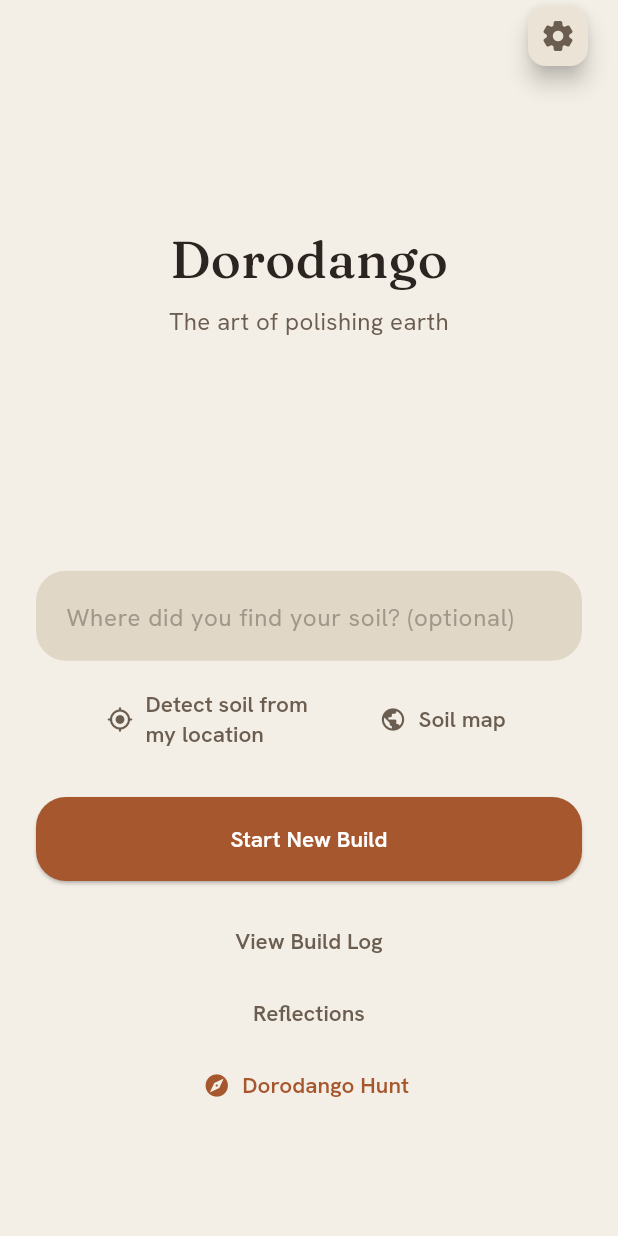
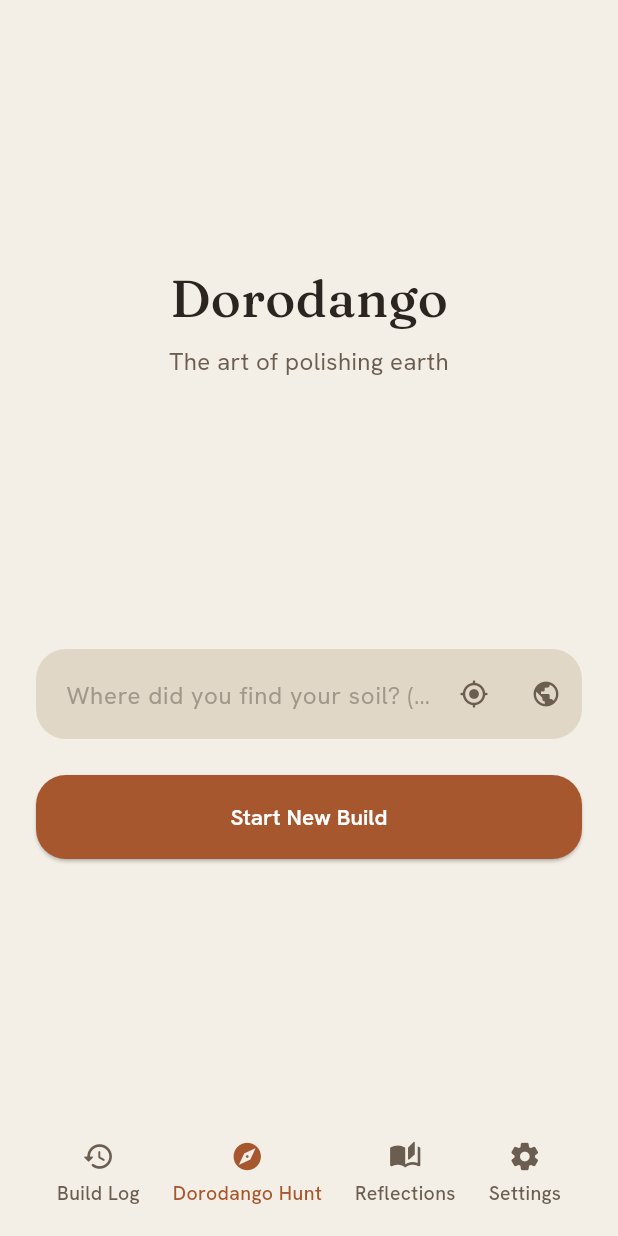
Before and after one commit to magsudhajiyev/dorodango, a Flutter app: the screen it shows once a user with an empty profile is signed in, on a phone screen of 412 x 824 dp. Run offline on Flutter 3.47's test engine with Material 3 defaults, Android fonts, the phone set to English and light mode, and no system bars; drawn by our look-alikes of flutter_animate; our stand-ins replace cloud_firestore, cloud_functions, confetti, firebase_auth, firebase_core, firebase_messaging and 11 more; accounts and stored records are empty; network calls fail.

Commit message:
Speed up location/soil flows, polish UX, declutter home screen
Performance:
- LocationService now returns the device's last known position
  instantly (plenty accurate for ~250 m soil data and map centering)
  and only requests a fresh GPS fix when asked, capped at 10 s with a
  last-known fallback so the UI never hangs on a slow fix. Claiming a
  hunt find is the one flow that requests a fresh high-accuracy fix.
- SoilGrids lookups get per-request 10 s timeouts (a slow endpoint no
  longer blocks the other's data), an in-memory cache keyed to a
  ~110 m grid, and in-flight deduplication, so repeat taps resolve
  instantly. Covered by a new cache/dedupe regression test.
- Planting is now optimistic: the celebration animation starts
  immediately while the location fetch and Firestore write complete
  behind it; failures swap the sheet to the error state.

Home screen redesign:
- Soil detection and the soil map collapse into suffix icons inside
  the soil source field; the detected soil shows as a compact pill
  chip (suitability dot + summary) that opens a bottom sheet with the
  full soil card and AI prediction.
- The stacked Build Log / Reflections / Hunt buttons and the settings
  FAB are replaced by a single footer row of four quick links.
- Subtle staggered entrance animations on the title, cards and footer.

https://claude.ai/code/session_01Cq4Judv8CyHeuJTL6yxrg8

```diff
--- a/lib/features/guided_build/screens/build_start_screen.dart
+++ b/lib/features/guided_build/screens/build_start_screen.dart
@@ -1,5 +1,6 @@
 import 'package:flutter/material.dart';
 import 'package:dorodango/l10n/app_localizations.dart';
+import 'package:flutter_animate/flutter_animate.dart';
 import 'package:flutter_riverpod/flutter_riverpod.dart';
 import 'package:go_router/go_router.dart';
 import '../../../core/theme/app_colors.dart';
@@ -8,6 +9,7 @@ import '../../../core/theme/app_typography.dart';
 import '../../../routing/route_names.dart';
 import '../../../core/constants/stage_content.dart';
 import '../../../data/models/build_model.dart';
+import '../../../data/models/soil_data.dart';
 import '../../build_log/providers/build_log_provider.dart';
 import '../providers/build_session_provider.dart';
 import '../providers/stage_timer_provider.dart';
@@ -43,8 +45,8 @@ class _BuildStartScreenState extends ConsumerState<BuildStartScreen> {
       body: SafeArea(
         child: Padding(
           padding: const EdgeInsets.symmetric(horizontal: AppSpacing.lg),
-          // Scrolls only when the content (e.g. soil card + AI prediction)
-          // outgrows the screen; otherwise the Spacers center it as before.
+          // Scrolls only when the content outgrows the screen; otherwise
+          // the Spacers center it as before.
           child: LayoutBuilder(
             builder: (context, constraints) => SingleChildScrollView(
               child: ConstrainedBox(
@@ -55,35 +57,56 @@ class _BuildStartScreenState extends ConsumerState<BuildStartScreen> {
                       const Spacer(flex: 2),
 
                       // Title
-              Text(l10n.appTitle, style: AppTypography.display),
+                      Text(l10n.appTitle, style: AppTypography.display)
+                          .animate()
+                          .fadeIn(duration: 450.ms)
+                          .moveY(begin: 10, end: 0, curve: Curves.easeOut),
                       const SizedBox(height: AppSpacing.xs),
                       Text(
                         l10n.appSubtitle,
-                style: AppTypography.body.copyWith(color: AppColors.inkSoft),
-              ),
+                        style: AppTypography.body
+                            .copyWith(color: AppColors.inkSoft),
+                      ).animate(delay: 100.ms).fadeIn(duration: 450.ms),
 
                       const Spacer(flex: 2),
 
                       // Continue Build card
-              if (inProgressBuild != null)
-                _ContinueBuildCard(buildModel: inProgressBuild),
+                      if (inProgressBuild != null) ...[
+                        _ContinueBuildCard(buildModel: inProgressBuild)
+                            .animate(delay: 150.ms)
+                            .fadeIn(duration: 350.ms),
+                        const SizedBox(height: AppSpacing.lg),
+                      ],
 
-              if (inProgressBuild != null)
-                const SizedBox(height: AppSpacing.lg),
-
-              // Soil source
+                      // Soil source, with detection and map tucked inside.
                       TextField(
                         controller: _soilController,
                         decoration: InputDecoration(
                           hintText: l10n.soilSourceHint,
+                          suffixIcon: Row(
+                            mainAxisSize: MainAxisSize.min,
+                            children: [
+                              IconButton(
+                                tooltip: l10n.detectSoil,
+                                icon: const Icon(Icons.my_location_rounded,
+                                    size: 20, color: AppColors.inkSoft),
+                                onPressed: _detectSoil,
+                              ),
+                              IconButton(
+                                tooltip: l10n.soilMap,
+                                icon: const Icon(Icons.public_rounded,
+                                    size: 20, color: AppColors.inkSoft),
+                                onPressed: () =>
+                                    context.pushNamed(RouteNames.soilMap),
+                              ),
+                            ],
+                          ),
                         ),
                         textCapitalization: TextCapitalization.sentences,
                       ),
 
-              const SizedBox(height: AppSpacing.sm),
-
-              // Soil type from location
-              _SoilDetectSection(onDetect: _detectSoil),
+                      // Compact soil result (chip), details in a sheet.
+                      const _SoilStatusLine(),
 
                       const SizedBox(height: AppSpacing.lg),
 
@@ -106,40 +129,39 @@ class _BuildStartScreenState extends ConsumerState<BuildStartScreen> {
                         ),
                       ),
 
-              const SizedBox(height: AppSpacing.md),
+                      const Spacer(flex: 2),
 
-              // Build log
-              TextButton(
-                onPressed: () => context.goNamed(RouteNames.buildLog),
-                child: Text(
-                  l10n.viewBuildLog,
-                  style:
-                      AppTypography.label.copyWith(color: AppColors.inkSoft),
+                      // Footer navigation
+                      Row(
+                        mainAxisAlignment: MainAxisAlignment.spaceEvenly,
+                        children: [
+                          _QuickLink(
+                            icon: Icons.history_rounded,
+                            label: l10n.buildLog,
+                            onTap: () =>
+                                context.goNamed(RouteNames.buildLog),
                           ),
+                          _QuickLink(
+                            icon: Icons.explore_rounded,
+                            label: l10n.hunt,
+                            color: AppColors.clay,
+                            onTap: () => context.pushNamed(RouteNames.hunt),
                           ),
-
-              // Reflections library
-              TextButton(
-                onPressed: () => context.goNamed(RouteNames.reflections),
-                child: Text(
-                  'Reflections',
-                  style:
-                      AppTypography.label.copyWith(color: AppColors.inkSoft),
+                          _QuickLink(
+                            icon: Icons.auto_stories_rounded,
+                            label: l10n.reflections,
+                            onTap: () =>
+                                context.goNamed(RouteNames.reflections),
                           ),
+                          _QuickLink(
+                            icon: Icons.settings_rounded,
+                            label: l10n.settings,
+                            onTap: () =>
+                                context.goNamed(RouteNames.settings),
                           ),
-
-              // Dorodango hunt
-              TextButton.icon(
-                onPressed: () => context.pushNamed(RouteNames.hunt),
-                icon: const Icon(Icons.explore_rounded,
-                    size: 18, color: AppColors.clay),
-                label: Text(
-                  l10n.hunt,
-                  style: AppTypography.label.copyWith(color: AppColors.clay),
-                ),
-              ),
-
-                      const Spacer(),
+                        ],
+                      ).animate(delay: 200.ms).fadeIn(duration: 400.ms),
+                      const SizedBox(height: AppSpacing.sm),
                     ],
                   ),
                 ),
@@ -148,12 +170,6 @@ class _BuildStartScreenState extends ConsumerState<BuildStartScreen> {
           ),
         ),
       ),
-      floatingActionButton: FloatingActionButton.small(
-        onPressed: () => context.goNamed(RouteNames.settings),
-        backgroundColor: AppColors.surface,
-        child: const Icon(Icons.settings_rounded, color: AppColors.inkSoft),
-      ),
-      floatingActionButtonLocation: FloatingActionButtonLocation.endTop,
     );
   }
 
@@ -211,83 +227,173 @@ class _BuildStartScreenState extends ConsumerState<BuildStartScreen> {
   }
 }
 
-class _SoilDetectSection extends ConsumerWidget {
-  final Future<void> Function() onDetect;
-
-  const _SoilDetectSection({required this.onDetect});
+/// Compact status under the soil field: a spinner while detecting, a small
+/// tappable chip with the result, or a tap-to-retry error caption.
+class _SoilStatusLine extends ConsumerWidget {
+  const _SoilStatusLine();
 
   @override
   Widget build(BuildContext context, WidgetRef ref) {
     final l10n = AppLocalizations.of(context);
     final soilState = ref.watch(soilProvider);
 
-    if (soilState == null) {
-      return Row(
-        mainAxisAlignment: MainAxisAlignment.center,
-        children: [
-          Flexible(child: _detectButton(l10n.detectSoil)),
-          Flexible(child: _mapButton(context, l10n)),
-        ],
-      );
-    }
+    if (soilState == null) return const SizedBox.shrink();
 
-    return soilState.when(
+    return Padding(
+      padding: const EdgeInsets.only(top: AppSpacing.sm),
+      child: soilState.when(
         loading: () => Row(
           mainAxisAlignment: MainAxisAlignment.center,
           children: [
             const SizedBox(
-            width: 16,
-            height: 16,
+              width: 14,
+              height: 14,
               child: CircularProgressIndicator(
                 strokeWidth: 2,
                 color: AppColors.inkSoft,
               ),
             ),
             const SizedBox(width: AppSpacing.xs),
-          Text(
-            l10n.soilDetecting,
-            style: AppTypography.caption,
-          ),
+            Text(l10n.soilDetecting, style: AppTypography.caption),
           ],
         ),
-      error: (error, _) => Column(
-        children: [
-          Text(
+        error: (error, _) => InkWell(
+          onTap: () => ref.read(soilProvider.notifier).detect(),
+          child: Text(
             error is LocationPermissionException
                 ? l10n.soilLocationDenied
                 : l10n.soilLookupFailed,
             style: AppTypography.caption.copyWith(color: AppColors.error),
             textAlign: TextAlign.center,
           ),
-          _detectButton(l10n.retry),
+        ),
+        data: (data) => Center(child: _SoilChip(data: data)),
+      ),
+    );
+  }
+}
+
+class _SoilChip extends StatelessWidget {
+  final SoilData data;
+
+  const _SoilChip({required this.data});
+
+  Color get _suitabilityColor => switch (data.suitability) {
+        SoilSuitability.good => AppColors.success,
+        SoilSuitability.okay => AppColors.warning,
+        SoilSuitability.sandy => AppColors.error,
+        null => AppColors.inkFaint,
+      };
+
+  @override
+  Widget build(BuildContext context) {
+    final l10n = AppLocalizations.of(context);
+    final parts = [
+      if (data.wrbClass != null) data.wrbClass!,
+      if (data.clayPct != null) '${l10n.soilClay} ${data.clayPct!.round()}%',
+    ];
+
+    return InkWell(
+      borderRadius: BorderRadius.circular(999),
+      onTap: () => _showDetails(context),
+      child: Container(
+        padding: const EdgeInsets.symmetric(
+          horizontal: AppSpacing.sm,
+          vertical: AppSpacing.xs,
+        ),
+        decoration: BoxDecoration(
+          color: AppColors.surface,
+          borderRadius: BorderRadius.circular(999),
+          border:
+              Border.all(color: AppColors.inkSoft.withValues(alpha: 0.2)),
+        ),
+        child: Row(
+          mainAxisSize: MainAxisSize.min,
+          children: [
+            Container(
+              width: 8,
+              height: 8,
+              decoration: BoxDecoration(
+                shape: BoxShape.circle,
+                color: _suitabilityColor,
+              ),
+            ),
+            const SizedBox(width: AppSpacing.xs),
+            Flexible(
+              child: Text(
+                parts.join(' · '),
+                style: AppTypography.caption.copyWith(color: AppColors.ink),
+                overflow: TextOverflow.ellipsis,
+              ),
+            ),
+            const Icon(Icons.chevron_right_rounded,
+                size: 16, color: AppColors.inkFaint),
           ],
         ),
-      data: (data) => Column(
+      ),
+    ).animate().fadeIn(duration: 300.ms).scaleXY(begin: 0.95, end: 1);
+  }
+
+  void _showDetails(BuildContext context) {
+    showModalBottomSheet(
+      context: context,
+      isScrollControlled: true,
+      backgroundColor: AppColors.bg,
+      shape: const RoundedRectangleBorder(
+        borderRadius: BorderRadius.vertical(top: Radius.circular(24)),
+      ),
+      builder: (_) => SafeArea(
+        child: Padding(
+          padding: const EdgeInsets.all(AppSpacing.lg),
+          child: Column(
+            mainAxisSize: MainAxisSize.min,
             children: [
               SoilCard(data: data),
               const SizedBox(height: AppSpacing.xs),
               SoilPredictionCard(soil: data),
-          _mapButton(context, l10n),
             ],
+          ),
+        ),
       ),
     );
   }
-
-  Widget _detectButton(String label) {
-    return TextButton.icon(
-      onPressed: onDetect,
-      icon: const Icon(Icons.my_location_rounded, size: 18),
-      label: Text(label),
-      style: TextButton.styleFrom(foregroundColor: AppColors.inkSoft),
-    );
 }
 
-  Widget _mapButton(BuildContext context, AppLocalizations l10n) {
-    return TextButton.icon(
-      onPressed: () => context.pushNamed(RouteNames.soilMap),
-      icon: const Icon(Icons.public_rounded, size: 18),
-      label: Text(l10n.soilMap),
-      style: TextButton.styleFrom(foregroundColor: AppColors.inkSoft),
+class _QuickLink extends StatelessWidget {
+  final IconData icon;
+  final String label;
+  final VoidCallback onTap;
+  final Color color;
+
+  const _QuickLink({
+    required this.icon,
+    required this.label,
+    required this.onTap,
+    this.color = AppColors.inkSoft,
+  });
+
+  @override
+  Widget build(BuildContext context) {
+    return InkWell(
+      borderRadius: BorderRadius.circular(12),
+      onTap: onTap,
+      child: Padding(
+        padding: const EdgeInsets.symmetric(
+          horizontal: AppSpacing.xs,
+          vertical: AppSpacing.xs,
+        ),
+        child: Column(
+          mainAxisSize: MainAxisSize.min,
+          children: [
+            Icon(icon, size: 22, color: color),
+            const SizedBox(height: AppSpacing.xxs),
+            Text(
+              label,
+              style: AppTypography.caption.copyWith(color: color),
+            ),
+          ],
+        ),
+      ),
     );
   }
 }
```
Also changed, not shown: lib/features/hunt/screens/hunt_map_screen.dart (+5 -3 lines), lib/features/hunt/widgets/plant_dorodango_sheet.dart (+5 -20 lines), lib/features/soil/services/location_service.dart (+32 -7 lines), lib/features/soil/services/soil_api_service.dart (+29 -2 lines), 1 other file. Lines whose indentation alone changed are shown as unchanged.
